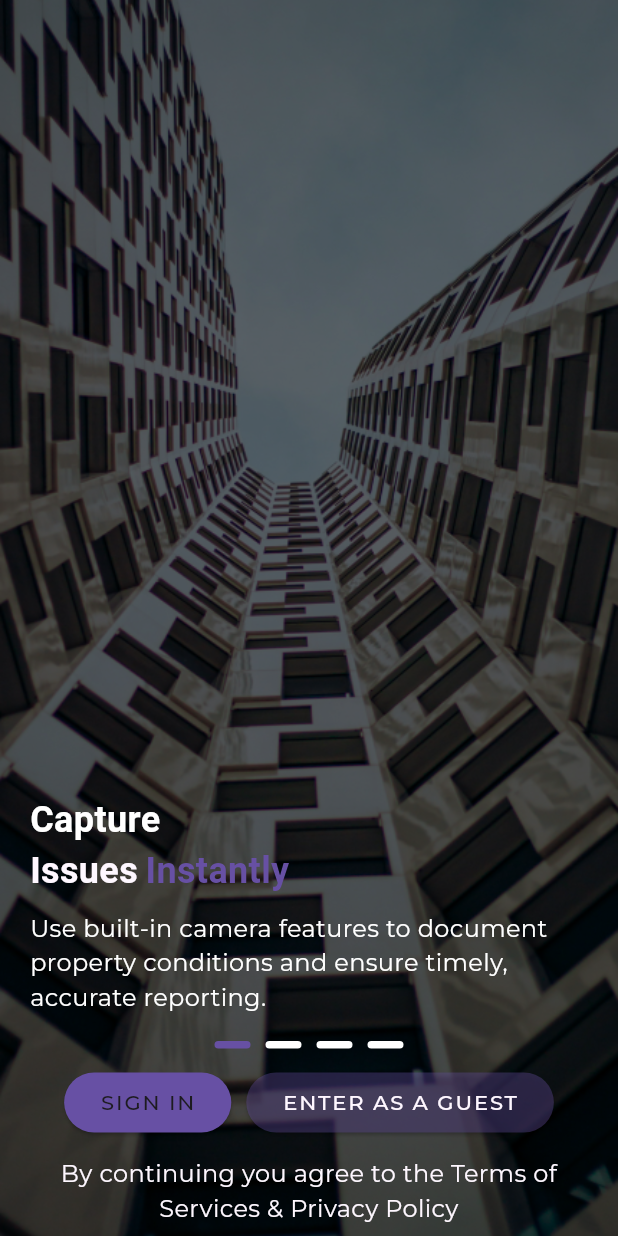
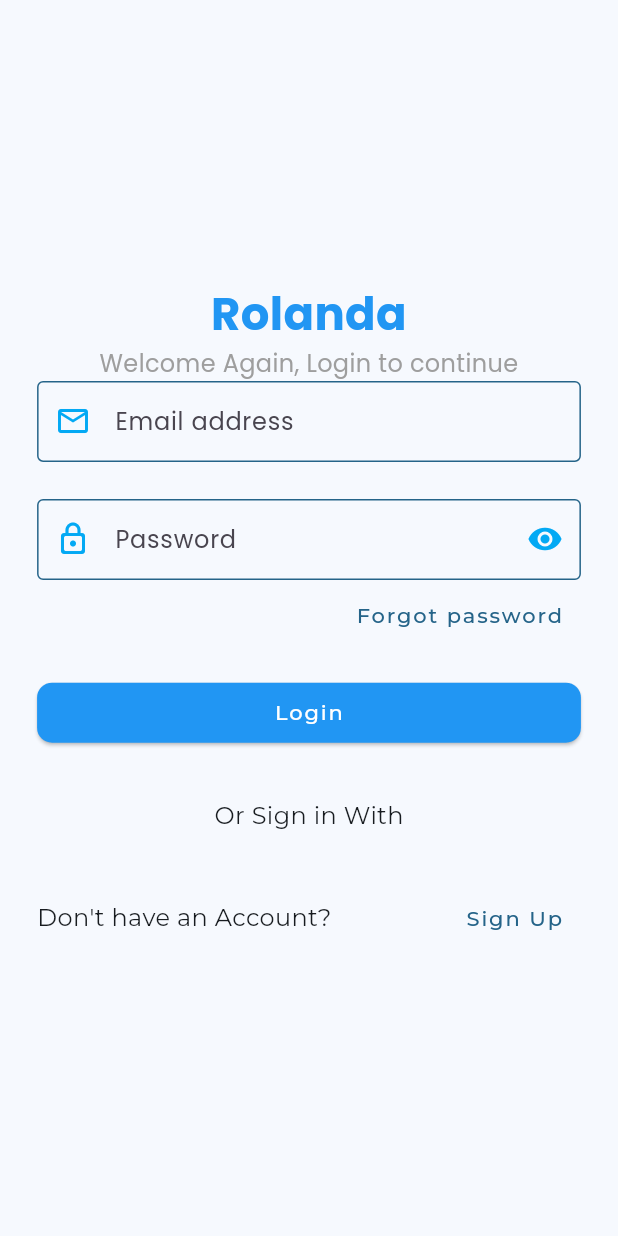
Before and after one commit to IsayaOsward/rolanda_modified_version, a Flutter app: the screen it shows after launch, after a tap on "SIGN IN", on a phone screen of 412 x 824 dp. Run offline on Flutter 3.47's test engine with Material 3 defaults, Android fonts, the light colour scheme and no system bars; drawn by our look-alikes of carousel_slider; our stand-ins replace flutter_spinkit, google_fonts, shared_preferences; accounts and stored records are empty; generated files the repository leaves out were written again.

Commit message:
working with login

```diff
--- a/lib/config/base_url.dart
+++ b/lib/config/base_url.dart
@@ -1 +1 @@
-const String baseUrl = "http://4.222.184.133:3389/";
+const String baseUrl = "http://4.222.184.133:3389";
--- /dev/null
+++ b/lib/exceptions/authentication_exception.dart
@@ -0,0 +1,15 @@
+class AuthenticationException implements Exception {
+  final String message;
+  AuthenticationException(this.message);
+
+  @override
+  String toString() => 'AuthenticationException: $message';
+}
+
+class NetworkException implements Exception {
+  final String message;
+  NetworkException(this.message);
+
+  @override
+  String toString() => 'NetworkException: $message';
+}
--- a/lib/main.dart
+++ b/lib/main.dart
@@ -2,16 +2,21 @@ import 'package:flutter/material.dart';
 import 'package:flutter/services.dart';
 import 'package:flutter_gen/gen_l10n/app_localizations.dart';
 import 'package:provider/provider.dart';
+import 'package:rolanda_modified_version/config/base_url.dart';
 import 'package:rolanda_modified_version/config/theme/dark/theme.dart';
 import 'package:rolanda_modified_version/config/theme/light/theme.dart';
+import 'package:rolanda_modified_version/providers/login_provider.dart';
 import 'package:rolanda_modified_version/providers/language_provider.dart';
 import 'package:rolanda_modified_version/providers/theme_provider.dart';
+import 'package:rolanda_modified_version/repository/login_repository.dart';
 import 'package:rolanda_modified_version/routes/route_generator.dart';
 import 'package:rolanda_modified_version/routes/routes.dart';
+import 'package:rolanda_modified_version/service_impl/login_service_impl.dart';
 import 'package:rolanda_modified_version/utils/preferences_service.dart';
 
 final GlobalKey<NavigatorState> navigatorKey = GlobalKey<NavigatorState>();
 final preferencesService = PreferencesService();
+late Size screenSize;
 Future<void> main() async {
   WidgetsFlutterBinding.ensureInitialized();
   SystemChrome.setPreferredOrientations([
@@ -21,18 +26,27 @@ Future<void> main() async {
 
   runApp(MultiProvider(
       providers: [
-        ChangeNotifierProvider(create: (_)=>ThemeProvider()),
-        ChangeNotifierProvider(create: (_)=>LanguageProvider()),
+        ChangeNotifierProvider(create: (_) => ThemeProvider()),
+        ChangeNotifierProvider(create: (_) => LanguageProvider()),
+        ChangeNotifierProvider(
+          create: (_) => LoginProvider(
+            LoginRepository(
+              LoginServiceImpl(baseUrl),
+            ),
+          ),
+        ),
       ],
-      child: const MyApp(initialRoute: Routes.welcome,)));
+      child: const MyApp(
+        initialRoute: Routes.welcome,
+      )));
 }
-
 
 class MyApp extends StatelessWidget {
   final String initialRoute;
   const MyApp({super.key, required this.initialRoute});
   @override
   Widget build(BuildContext context) {
+    screenSize = MediaQuery.of(context).size;
     final themeProvider = Provider.of<ThemeProvider>(context);
     final languageProvider = Provider.of<LanguageProvider>(context);
     return MaterialApp(
--- /dev/null
+++ b/lib/model/login_model.dart
@@ -0,0 +1,27 @@
+// models/login_model.dart
+
+class LoginModel {
+  final String success;
+  final String username;
+  final String email;
+  final String refreshToken;
+  final String accessToken;
+
+  LoginModel({
+    required this.success,
+    required this.username,
+    required this.email,
+    required this.refreshToken,
+    required this.accessToken,
+  });
+
+  factory LoginModel.fromJson(Map<String, dynamic> json) {
+    return LoginModel(
+      success: json['success'] as String,
+      username: json['username'] as String,
+      email: json['email'] as String,
+      refreshToken: json['refresh'] as String,
+      accessToken: json['access'] as String,
+    );
+  }
+}
--- /dev/null
+++ b/lib/providers/login_provider.dart
@@ -0,0 +1,39 @@
+// providers/login_provider.dart
+
+import 'package:flutter/material.dart';
+import 'package:rolanda_modified_version/model/login_model.dart';
+import 'package:rolanda_modified_version/repository/login_repository.dart';
+import '../exceptions/authentication_exception.dart';
+
+class LoginProvider with ChangeNotifier {
+  final LoginRepository _repository;
+
+  LoginProvider(this._repository);
+
+  LoginModel? _loginData;
+  bool _isLoading = false;
+  String? _errorMessage;
+
+  LoginModel? get loginData => _loginData;
+  bool get isLoading => _isLoading;
+  String? get errorMessage => _errorMessage;
+
+  Future<void> login(String username, String password) async {
+    _isLoading = true;
+    _errorMessage = null;
+    notifyListeners();
+    try {
+      final loginData = await _repository.login(username, password);
+      _loginData = loginData;
+    } on AuthenticationException catch (e) {
+      _errorMessage = e.message;
+    } on NetworkException catch (e) {
+      _errorMessage = e.message;
+    } catch (e) {
+      _errorMessage = 'An unexpected error occurred';
+    } finally {
+      _isLoading = false;
+      notifyListeners();
+    }
+  }
+}
--- /dev/null
+++ b/lib/repository/login_repository.dart
@@ -0,0 +1,13 @@
+import 'package:rolanda_modified_version/model/login_model.dart';
+import 'package:rolanda_modified_version/services/login_service.dart';
+
+class LoginRepository {
+  final LoginService _loginService;
+
+  LoginRepository(this._loginService);
+
+  Future<LoginModel> login(String username, String password) async {
+    final response = await _loginService.login(username, password);
+    return LoginModel.fromJson(response);
+  }
+}
--- /dev/null
+++ b/lib/reusable_widgets/app_text_styles.dart
@@ -0,0 +1,20 @@
+import 'package:flutter/material.dart';
+import 'package:google_fonts/google_fonts.dart';
+
+class AppTextStyles {
+  static final TextStyle title = GoogleFonts.poppins(
+    color: Colors.blue,
+    fontSize: 30,
+    fontWeight: FontWeight.bold,
+  );
+
+  static final TextStyle subtitle = GoogleFonts.poppins(
+    color: Colors.blue,
+    fontSize: 20,
+    fontWeight: FontWeight.bold,
+  );
+
+  static final TextStyle body = GoogleFonts.poppins(
+    color: Colors.grey,
+  );
+}
--- a/lib/reusable_widgets/custom_button.dart
+++ b/lib/reusable_widgets/custom_button.dart
@@ -1,68 +1,40 @@
 import 'package:flutter/material.dart';
-
-enum Buttontype { elevatedButton, outlinedButton, iconButton, textButton }
-
-enum ButtonColor { yellow, grey }
+import 'package:flutter_spinkit/flutter_spinkit.dart';
 
 class CustomButton extends StatelessWidget {
-  final Buttontype type;
   final String text;
-  final Icon? icon;
   final VoidCallback onPressed;
-  final bool isBlock;
-  final ButtonColor color;
-  final bool isActive;
-  final bool isOutlined;
-  final ButtonStyle? style;
+  final bool isLoading;
 
-  const CustomButton(
-      {super.key,
-      required this.type,
-      this.text = "",
-      this.icon,
-      required this.onPressed,
-      this.isBlock = false,
-      this.color = ButtonColor.grey,
-      this.isActive = true,
-      this.isOutlined = false,
-      this.style});
+  const CustomButton({
+    required this.text,
+    required this.onPressed,
+    this.isLoading = false,
+    super.key,
+  });
 
   @override
   Widget build(BuildContext context) {
-    Widget? actualButton;
-
-    dynamic buttonContent = type == Buttontype.iconButton
-        ? icon
-        : Row(
-          mainAxisSize: isBlock ? MainAxisSize.max : MainAxisSize.min,
-          mainAxisAlignment: MainAxisAlignment.center,
-          children: [
-            Text(
-              text,
-              overflow: TextOverflow.ellipsis,
+    return SizedBox(
+      width: double.infinity,
+      child: ElevatedButton(
+        onPressed: isLoading ? null : onPressed,
+        style: ButtonStyle(
+          shape: WidgetStateProperty.all(
+            RoundedRectangleBorder(
+              borderRadius: BorderRadius.circular(10),
             ),
-            if (icon != null) ...[const SizedBox(width: 8), icon!],
-          ],
-        );
-    switch (type) {
-      case Buttontype.textButton:
-        actualButton = TextButton(
-          onPressed: onPressed,
-          child: buttonContent,
-          style: style,
-        );
-        break;
-      case Buttontype.outlinedButton:
-        actualButton = OutlinedButton(
-            onPressed: onPressed, child: buttonContent, style: style);
-      case Buttontype.iconButton:
-        actualButton =
-            IconButton(onPressed: onPressed, icon: buttonContent, style: style);
-        break;
-      default:
-        actualButton = ElevatedButton(
-            onPressed: onPressed, child: buttonContent, style: style);
-    }
-    return actualButton;
+          ),
+          backgroundColor: WidgetStateProperty.all(Colors.blue),
+          foregroundColor: WidgetStateProperty.all(Colors.white),
+        ),
+        child: isLoading
+            ? const SpinKitThreeBounce(
+                color: Colors.white,
+                size: 25.0,
+              )
+            : Text(text),
+      ),
+    );
   }
 }
--- /dev/null
+++ b/lib/reusable_widgets/header.dart
@@ -0,0 +1,31 @@
+import 'package:flutter/material.dart';
+import 'package:rolanda_modified_version/reusable_widgets/app_text_styles.dart';
+
+class HeaderText extends StatelessWidget {
+  final String title;
+  final String subtitle;
+
+  const HeaderText({
+    required this.title,
+    required this.subtitle,
+    super.key,
+  });
+
+  @override
+  Widget build(BuildContext context) {
+    return Column(
+      children: [
+        Text(
+          title,
+          style: AppTextStyles.title,
+          textAlign: TextAlign.center,
+        ),
+        Text(
+          subtitle,
+          style: AppTextStyles.body,
+          textAlign: TextAlign.center,
+        ),
+      ],
+    );
+  }
+}
--- a/lib/reusable_widgets/snackbar_widget.dart
+++ b/lib/reusable_widgets/snackbar_widget.dart
@@ -5,11 +5,12 @@ import 'package:flutter/material.dart';
 class SlidingSnackBar extends StatefulWidget {
   final String message;
   final Duration duration;
+  final bool success;
 
   const SlidingSnackBar({
     super.key,
     required this.message,
-    this.duration = const Duration(seconds: 2),
+    this.duration = const Duration(seconds: 2), required this.success,
   });
 
   @override
@@ -51,6 +52,8 @@ class _SlidingSnackBarState extends State<SlidingSnackBar>
         end: const Offset(0, 0),
       ).animate(_controller),
       child: SnackBar(
+        behavior: SnackBarBehavior.floating,
+        backgroundColor: widget.success ? Colors.green : Colors.red,
         content: Text(widget.message),
       ),
     );
--- a/lib/reusable_widgets/textfield_widget.dart
+++ b/lib/reusable_widgets/textfield_widget.dart
@@ -1,60 +1,48 @@
 import 'package:flutter/material.dart';
+import 'package:google_fonts/google_fonts.dart';
 
-class CustomTextField extends StatefulWidget {
-  final TextEditingController? controller;
-  final String hintText;
-  final Widget? lable;
-  final Widget? prefixIcon;
-  final Widget? sufixIcon;
-  const CustomTextField(
-      {super.key,
-      this.controller,
-      required this.hintText,
-      this.lable,
-      this.prefixIcon,
-      this.sufixIcon,});
+class CustomTextFormField extends StatelessWidget {
+  final TextEditingController controller;
+  final String label;
+  final Icon prefixIcon;
+  final bool obscureText;
+  final Function(String?) validator;
+  final VoidCallback? suffixIconOnPressed;
+  final Icon? suffixIcon;
 
-  @override
-  State<CustomTextField> createState() => _CustomTextFieldState();
-}
+  const CustomTextFormField({
+    required this.controller,
+    required this.label,
+    required this.prefixIcon,
+    this.obscureText = false,
+    required this.validator,
+    this.suffixIconOnPressed,
+    this.suffixIcon,
+    super.key,
+  });
 
-class _CustomTextFieldState extends State<CustomTextField> {
-  String? _error;
   @override
   Widget build(BuildContext context) {
     return TextFormField(
-      controller: widget.controller,
-      onChanged: (value) {
-        if (value.contains("@") == false) {
-          setState(() {
-            _error = "Should have @ symbol";
-          });
-        } else {
-          setState(() {
-            _error = null;
-          });
-        }
-      },
+      controller: controller,
+      obscureText: obscureText,
       decoration: InputDecoration(
-          contentPadding:
-              const EdgeInsets.symmetric(horizontal: 20.0, vertical: 12),
-          hintText: widget.hintText,
-          errorText: _error,
-          prefix: widget.prefixIcon,
-          suffixIcon: widget.sufixIcon,
-          isDense: true,
-          errorMaxLines: 1,
-          errorStyle: const TextStyle(fontWeight: FontWeight.bold),
-          errorBorder: OutlineInputBorder(
-            borderSide: const BorderSide(color: Colors.red, width: 1.5),
-            borderRadius: BorderRadius.circular(10),
-          ),
-          focusedErrorBorder: OutlineInputBorder(
-            borderSide: const BorderSide(color: Colors.red, width: 1.5),
-            borderRadius: BorderRadius.circular(10),
-          ),
-          border: OutlineInputBorder(borderRadius: BorderRadius.circular(10)),
+        label: Text(label),
+        labelStyle: GoogleFonts.poppins(),
+        prefixIcon: prefixIcon,
+        suffixIcon: suffixIconOnPressed != null
+            ? IconButton(
+                icon: suffixIcon!,
+                onPressed: suffixIconOnPressed,
+              )
+            : null,
+        contentPadding:
+            const EdgeInsets.symmetric(vertical: 15, horizontal: 15),
+        border: OutlineInputBorder(
+          borderRadius: BorderRadius.circular(4),
+        ),
       ),
+      validator: (value) => validator(value),
     );
   }
 }
--- a/lib/routes/route_generator.dart
+++ b/lib/routes/route_generator.dart
@@ -1,5 +1,6 @@
 import 'package:flutter/material.dart';
 import 'package:rolanda_modified_version/routes/routes.dart';
+import 'package:rolanda_modified_version/views/auth/login.dart';
 import 'package:rolanda_modified_version/views/auth/registration_screen.dart';
 import 'package:rolanda_modified_version/views/onboarding/on_boarding_screen.dart';
 
@@ -10,6 +11,8 @@ class RouteGenerator {
         return MaterialPageRoute(builder: (_) => const OnBoardingScreen());
       case Routes.home:
         return MaterialPageRoute(builder: (_) => const RegistrationScreen());
+      case Routes.login:
+        return MaterialPageRoute(builder: (_) => const Login());
       default:
         return _errorRoute();
     }
--- a/lib/routes/routes.dart
+++ b/lib/routes/routes.dart
@@ -1,4 +1,5 @@
 class Routes {
   static const String home = '/';
   static const String welcome = '/welcome';
+  static const String login = "/login";
 }
--- /dev/null
+++ b/lib/service_impl/login_service_impl.dart
@@ -0,0 +1,26 @@
+import 'dart:convert';
+import 'package:http/http.dart' as http;
+import 'package:rolanda_modified_version/services/login_service.dart';
+import '../exceptions/authentication_exception.dart';
+
+
+class LoginServiceImpl implements LoginService {
+  final String apiUrl;
+
+  LoginServiceImpl(this.apiUrl);
+
+  @override
+  Future<Map<String, dynamic>> login(String username, String password) async {
+    final response = await http.post(
+      Uri.parse('$apiUrl/login'),
+      body: {'email': username, 'password': password},
+    );
+    if (response.statusCode == 200) {
+      return json.decode(response.body);
+    } else if (response.statusCode == 401) {
+      throw AuthenticationException('Incorrect username or password');
+    } else {
+      throw NetworkException('System error, please try again later');
+    }
+  }
+}
--- /dev/null
+++ b/lib/services/login_service.dart
@@ -0,0 +1,3 @@
+abstract class LoginService {
+  Future<Map<String, dynamic>> login(String username, String password);
+}
--- /dev/null
+++ b/lib/views/auth/login.dart
@@ -0,0 +1,146 @@
+import 'package:flutter/material.dart';
+import 'package:provider/provider.dart';
+import 'package:rolanda_modified_version/providers/login_provider.dart';
+import 'package:rolanda_modified_version/reusable_widgets/custom_button.dart';
+import 'package:rolanda_modified_version/reusable_widgets/header.dart';
+import 'package:rolanda_modified_version/reusable_widgets/snackbar_widget.dart';
+import 'package:rolanda_modified_version/reusable_widgets/textfield_widget.dart';
+import 'package:rolanda_modified_version/utils/inputs_validation.dart';
+
+class Login extends StatefulWidget {
+  const Login({super.key});
+
+  @override
+  State<Login> createState() => _LoginState();
+}
+
+class _LoginState extends State<Login> {
+  final formKey = GlobalKey<FormState>();
+  final usernameController = TextEditingController();
+  final passwordController = TextEditingController();
+
+  bool isVisible = true;
+
+  @override
+  Widget build(BuildContext context) {
+    final authProvider = Provider.of<LoginProvider>(context);
+    return Scaffold(
+      body: Center(
+        child: SingleChildScrollView(
+          child: Container(
+            margin: EdgeInsets.symmetric(
+              horizontal: MediaQuery.of(context).size.width * 0.06,
+              vertical: MediaQuery.of(context).size.height * 0.15,
+            ),
+            child: Column(
+              children: [
+                const HeaderText(
+                  title: "Rolanda",
+                  subtitle: "Welcome Again, Login to continue",
+                ),
+                Form(
+                  key: formKey,
+                  child: Column(
+                    children: [
+                      CustomTextFormField(
+                        controller: usernameController,
+                        label: "Email address",
+                        prefixIcon: const Icon(Icons.email_outlined,
+                            color: Colors.lightBlue),
+                        validator: (value) {
+                          return Validator.validateEmail(value, context);
+                        },
+                      ),
+                      SizedBox(
+                          height: MediaQuery.of(context).size.height * 0.03),
+                      CustomTextFormField(
+                        controller: passwordController,
+                        label: "Password",
+                        obscureText: isVisible,
+                        prefixIcon: const Icon(Icons.lock_outline_rounded,
+                            color: Colors.lightBlue),
+                        suffixIcon: Icon(
+                          isVisible ? Icons.visibility : Icons.visibility_off,
+                          color: Colors.lightBlue,
+                        ),
+                        suffixIconOnPressed: () {
+                          setState(() {
+                            isVisible = !isVisible;
+                          });
+                        },
+                        validator: (value) {
+                          return Validator.validateLoginPassword(value, context);
+                        },
+                      ),
+                      Align(
+                        alignment: Alignment.centerRight,
+                        child: TextButton(
+                          onPressed: () {
+                            // Handle forgot password action
+                          },
+                          child: const Text("Forgot password"),
+                        ),
+                      ),
+                      SizedBox(
+                          height: MediaQuery.of(context).size.height * 0.02),
+                      CustomButton(
+                        text: "Login",
+                        isLoading: authProvider.isLoading,
+                        onPressed: authProvider.isLoading
+                            ? () {}
+                            : () async {
+                                if (formKey.currentState!.validate()) {
+                                  final provider = Provider.of<LoginProvider>(
+                                      context,
+                                      listen: false);
+                                  await provider.login(
+                                    usernameController.text,
+                                    passwordController.text,
+                                  );
+
+                                  if (provider.errorMessage != null) {
+                                    ScaffoldMessenger.of(context).showSnackBar(
+                                      SnackBar(
+                                          content:
+                                              Text(provider.errorMessage!)),
+                                    );
+                                  } else {
+                                    showDialog(
+                                      context: context,
+                                      builder: (_) => const SlidingSnackBar(
+                                        message: "Login successful!",
+                                        success: true,
+                                      ),
+                                    );
+                                  }
+                                }
+                              },
+                      ),
+                      SizedBox(
+                          height: MediaQuery.of(context).size.height * 0.04),
+                      const Text("Or Sign in With"),
+                      SizedBox(
+                          height: MediaQuery.of(context).size.height * 0.04),
+                      Row(
+                        mainAxisAlignment: MainAxisAlignment.spaceBetween,
+                        children: [
+                          const Text("Don't have an Account?"),
+                          TextButton(
+                            onPressed: () {
+                              Navigator.pushNamed(context, "/register");
+                            },
+                            child: const Text("Sign Up"),
+                          ),
+                        ],
+                      ),
+                    ],
+                  ),
+                ),
+              ],
+            ),
+          ),
+        ),
+      ),
+    );
+  }
+}
--- a/lib/views/onboarding/on_boarding_screen.dart
+++ b/lib/views/onboarding/on_boarding_screen.dart
@@ -3,6 +3,7 @@
 import 'package:flutter/material.dart';
 import 'package:carousel_slider/carousel_slider.dart';
 import 'package:google_fonts/google_fonts.dart';
+import 'package:rolanda_modified_version/routes/routes.dart';
 
 class OnBoardingScreen extends StatefulWidget {
   const OnBoardingScreen({super.key});
@@ -91,7 +92,7 @@ class _OnBoardingScreenState extends State<OnBoardingScreen> {
                 children: [
                   ElevatedButton(
                     onPressed: () {
-
+                      Navigator.pushNamed(context, Routes.login);
                     },
                     style: ButtonStyle(
                       backgroundColor: WidgetStateProperty.all(Theme.of(context).colorScheme.primary),
--- a/pubspec.yaml
+++ b/pubspec.yaml
@@ -43,6 +43,7 @@ dependencies:
   intl: ^0.19.0
   flutter_localizations:
     sdk: flutter
+  flutter_spinkit: ^5.2.1
 
 dev_dependencies:
   flutter_test:
```
Also changed, not shown: lib/model/user_model.dart (deleted, +0 -30 lines), lib/utils/submit_button.dart (+0 -7 lines), pubspec.lock, 1 other file. Lines whose indentation alone changed are shown as unchanged.
